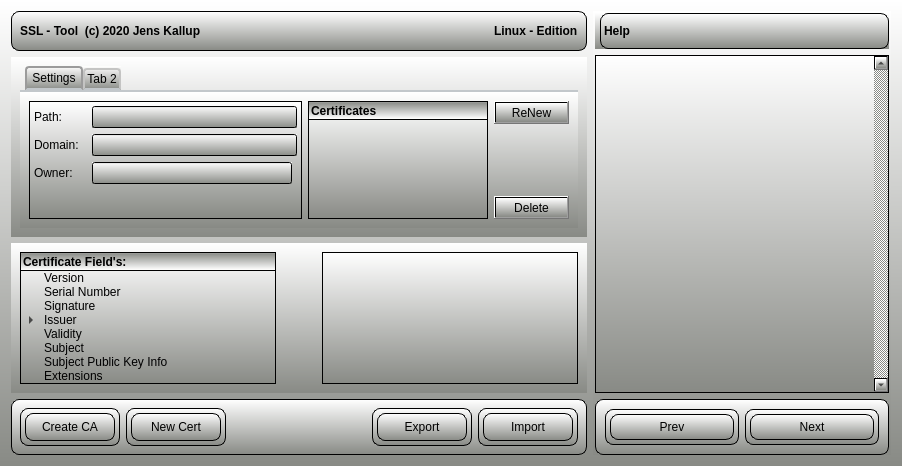
Above: src/plugins/tools/ssl/myssltoolmode.ui from paule32/QDataTools before the change. Below: the same form after it.
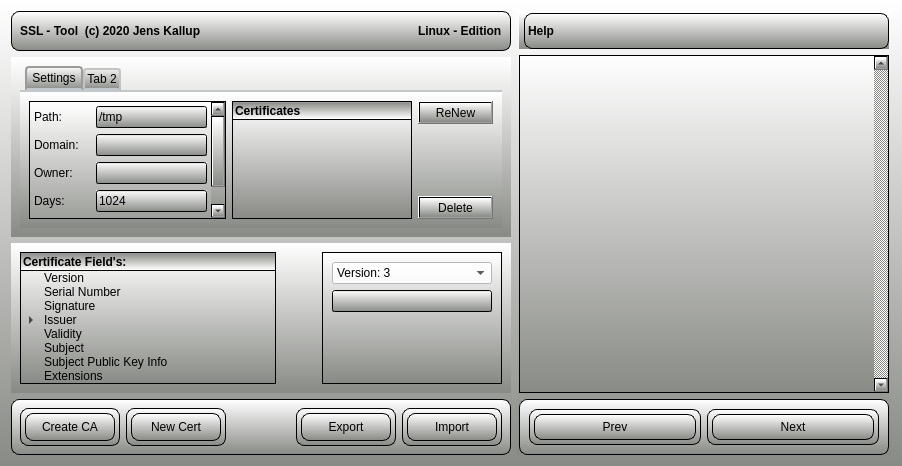
That is the form after the change. Icons and pictures are not drawn.

Patch:
```diff
--- a/src/plugins/tools/ssl/myssltoolmode.ui
+++ b/src/plugins/tools/ssl/myssltoolmode.ui
@@ -169,9 +169,9 @@
                     <property name="geometry">
                      <rect>
                       <x>0</x>
-                      <y>0</y>
-                      <width>275</width>
-                      <height>114</height>
+                      <y>-40</y>
+                      <width>186</width>
+                      <height>154</height>
                      </rect>
                     </property>
                     <layout class="QVBoxLayout" name="verticalLayout_7">
@@ -208,7 +208,11 @@
                         <item>
                          <layout class="QFormLayout" name="formLayout">
                           <item row="0" column="1">
-                           <widget class="QLineEdit" name="lineEdit"/>
+                           <widget class="QLineEdit" name="pathEdit">
+                            <property name="text">
+                             <string>/tmp</string>
+                            </property>
+                           </widget>
                           </item>
                           <item row="0" column="0">
                            <widget class="QLabel" name="label_7">
@@ -253,6 +257,43 @@
                             </property>
                            </widget>
                           </item>
+                          <item row="3" column="0">
+                           <widget class="QLabel" name="label_4">
+                            <property name="styleSheet">
+                             <string notr="true">background-color:rgba(0,0,0,0);</string>
+                            </property>
+                            <property name="text">
+                             <string>Days:</string>
+                            </property>
+                           </widget>
+                          </item>
+                          <item row="3" column="1">
+                           <widget class="QLineEdit" name="daysEdit">
+                            <property name="text">
+                             <string>1024</string>
+                            </property>
+                           </widget>
+                          </item>
+                          <item row="4" column="0">
+                           <widget class="QLabel" name="label_5">
+                            <property name="styleSheet">
+                             <string notr="true">background-color:rgba(0,0,0,0);</string>
+                            </property>
+                            <property name="text">
+                             <string>Password:</string>
+                            </property>
+                           </widget>
+                          </item>
+                          <item row="4" column="1">
+                           <widget class="QLineEdit" name="passwordEdit">
+                            <property name="inputMask">
+                             <string/>
+                            </property>
+                            <property name="echoMode">
+                             <enum>QLineEdit::Password</enum>
+                            </property>
+                           </widget>
+                          </item>
                          </layout>
                         </item>
                        </layout>
@@ -525,7 +566,68 @@
            </spacer>
           </item>
           <item>
-           <widget class="QPlainTextEdit" name="certEditor"/>
+           <widget class="QScrollArea" name="scrollArea">
+            <property name="minimumSize">
+             <size>
+              <width>180</width>
+              <height>0</height>
+             </size>
+            </property>
+            <property name="widgetResizable">
+             <bool>true</bool>
+            </property>
+            <widget class="QWidget" name="scrollAreaWidgetContents">
+             <property name="geometry">
+              <rect>
+               <x>0</x>
+               <y>0</y>
+               <width>178</width>
+               <height>128</height>
+              </rect>
+             </property>
+             <layout class="QVBoxLayout" name="verticalLayout_8">
+              <item>
+               <widget class="QComboBox" name="comboBox">
+                <property name="styleSheet">
+                 <string notr="true">background-color:white;
+color:black;</string>
+                </property>
+                <item>
+                 <property name="text">
+                  <string>Version: 3</string>
+                 </property>
+                </item>
+                <item>
+                 <property name="text">
+                  <string>Version: 2</string>
+                 </property>
+                </item>
+                <item>
+                 <property name="text">
+                  <string>Version: 1</string>
+                 </property>
+                </item>
+               </widget>
+              </item>
+              <item>
+               <widget class="QLineEdit" name="lineEdit_2"/>
+              </item>
+              <item>
+               <spacer name="verticalSpacer_2">
+                <property name="orientation">
+                 <enum>Qt::Vertical</enum>
+                </property>
+                <property name="sizeHint" stdset="0">
+                 <size>
+                  <width>20</width>
+                  <height>40</height>
+                 </size>
+                </property>
+               </spacer>
+              </item>
+             </layout>
+            </widget>
+           </widget>
           </item>
          </layout>
         </item>
```
Left out of the diff: 2 changed lines with no effect on the pictures.
